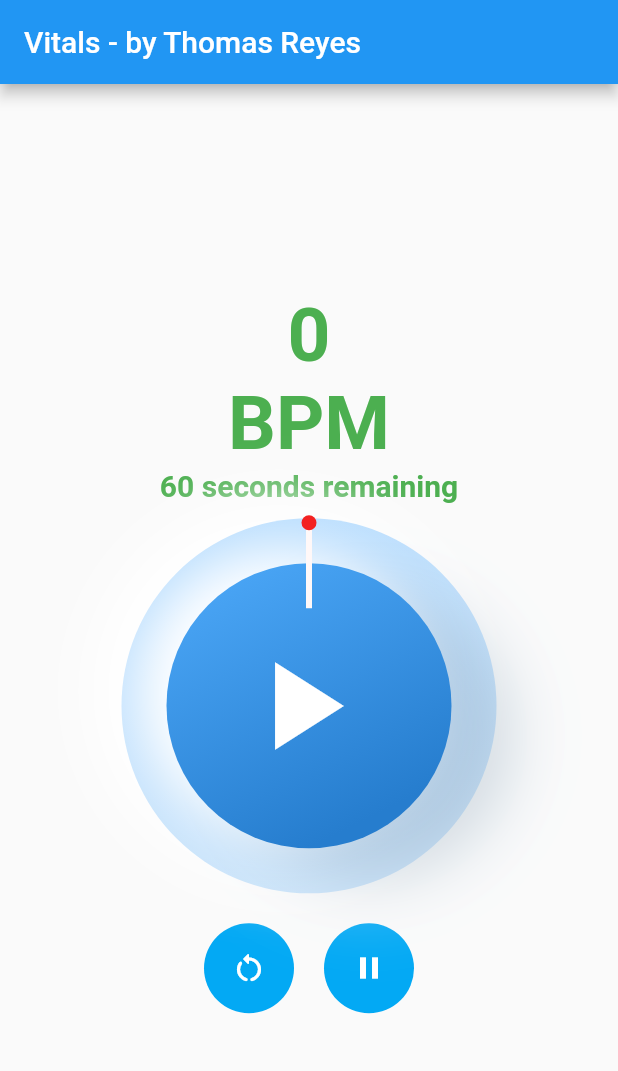
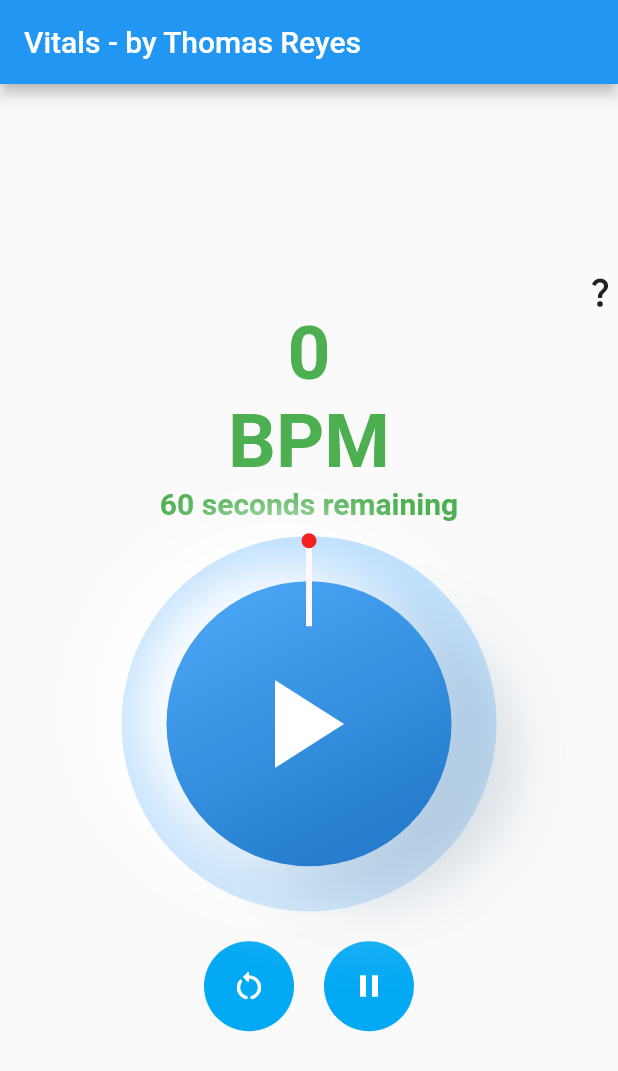
Before and after one commit to niccoreyes/VitalsCounter_source, a Flutter app: the screen it shows after launch, on a phone screen of 412 x 824 dp. Shown: the top 1071 px of the screen. Run offline on Flutter 3.47's test engine with Material 2 defaults, Android fonts, the phone set to English and light mode, and no system bars.

Commit message:
updated with debug button

```diff
--- a/lib/main.dart
+++ b/lib/main.dart
@@ -35,6 +35,11 @@ class _MyHomePageState extends State<MyHomePage> {
   static const int _interval =
       200; //set to more than 100ms to compensate for mobile
   bool _timerisRunning = false;
+  int fixedTime = 0;
+  int absoluteTime = 0;
+  bool _isShowDebug = false;
+
+  bool _fromPause = false;
 
   //For animation
   double circleSize = 200.00;
@@ -47,19 +52,27 @@ class _MyHomePageState extends State<MyHomePage> {
   Timer _timer =
       Timer.periodic(const Duration(milliseconds: _interval), (timer) {});
   void _startTimer() {
-    HapticFeedback.vibrate();
+    HapticFeedback.lightImpact();
     _updateState();
     if (_counter != 0) {
       _ticks++;
-      _bpm = (_ticks.toDouble() / _totalMs.toDouble() * 60000).round(); //1000
+      _bpm =
+          (_ticks.toDouble() / absoluteTime.toDouble() * 60000).round(); //1000
     }
     _counter = 0;
     if (_timerisRunning == false) {
       _timerisRunning = true;
+      fixedTime = DateTime.now().millisecondsSinceEpoch;
       _timer = Timer.periodic(const Duration(milliseconds: _interval), (timer) {
         setState(() {
           _counter += _interval;
           _totalMs += _interval;
+          if (_fromPause) {
+            fixedTime = DateTime.now().millisecondsSinceEpoch - absoluteTime;
+            _fromPause = false;
+          } else {
+            absoluteTime = DateTime.now().millisecondsSinceEpoch - fixedTime;
+          }
           if (_countdown > 0) {
             _countdown = (60 - _totalMs.toDouble() / 1000).toInt();
           }
@@ -79,6 +92,8 @@ class _MyHomePageState extends State<MyHomePage> {
       _bpm = 0;
       _totalMs = 0;
       _countdown = 60;
+      fixedTime = 0;
+      absoluteTime = 0;
     });
   }
 
@@ -86,6 +101,8 @@ class _MyHomePageState extends State<MyHomePage> {
     setState(() {
       _timer.cancel();
       _timerisRunning = false;
+      absoluteTime = DateTime.now().millisecondsSinceEpoch - fixedTime;
+      _fromPause = true;
     });
   }
 
@@ -99,16 +116,48 @@ class _MyHomePageState extends State<MyHomePage> {
         child: Column(
           mainAxisAlignment: MainAxisAlignment.center,
           children: <Widget>[
-            ColoredText("$_bpm\nBPM", 50.0),
-            //ColoredText("$_ticks ticks", 15.0),
-            //ColoredText("$_totalSeconds total seconds", 15.0),
-            ColoredText("$_countdown seconds remaining", 20.0),
-            //ColoredText("$_totalMs total millis", 15.0),
+            Visibility(
+                visible: _isShowDebug,
+                child:
+                    ColoredText("Debug ongoing", 15.0, color: Colors.orange)),
+            InkWell(
+              child: Column(
+                children: [
+                  Row(
+                    mainAxisAlignment: MainAxisAlignment.end,
+                    children: [
+                      const Icon(Icons.question_mark),
+                    ],
+                  ),
+                  ColoredText("$_bpm\nBPM", 50.0),
+                  //ColoredText("$_totalSeconds total seconds", 15.0),
+                  ColoredText("$_countdown seconds remaining", 20.0),
+                ],
+              ),
+              onTap: () {
+                _isShowDebug = !_isShowDebug;
+                setState(() {});
+              },
+            ),
+            Visibility(
+              visible: _isShowDebug,
+              child: Column(
+                children: [
+                  ColoredText("$_ticks total ticks divided by in (ms):", 15.0,
+                      color: Colors.orange),
+                  ColoredText("$_totalMs total millis vs", 15.0,
+                      color: Colors.orange),
+                  ColoredText("$absoluteTime absolute millis", 15.0,
+                      color: Colors.orange),
+                ],
+              ),
+            ),
+
             // ColoredText("$_counter ms", 15.0,
             //     color: Color.fromARGB(255, 85, 85, 85)),
             Padding(
               padding: const EdgeInsets.all(10.0),
-              child: Container(
+              child: SizedBox(
                 height: 250,
                 width: 250,
                 child: Stack(
@@ -251,8 +300,8 @@ class ClockPainter extends CustomPainter {
   void paint(Canvas canvas, Size size) {
     double centerX = size.width / 2;
     double centerY = size.height / 2;
-    Offset center = Offset(centerX, centerY);
-    double radius = min(centerY, centerX);
+    //Offset center = Offset(centerX, centerY);
+    //double radius = min(centerY, centerX);
 
     final Paint secLinePaint = Paint()
       ..color = const Color.fromARGB(255, 255, 248, 248)
```
Also changed, not shown: 4 other files.
